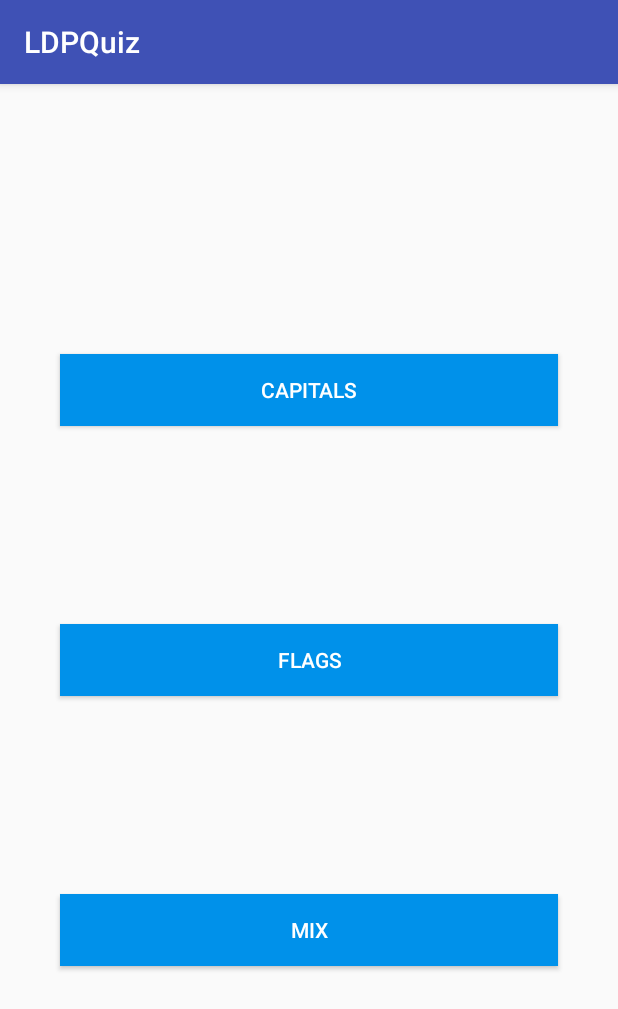
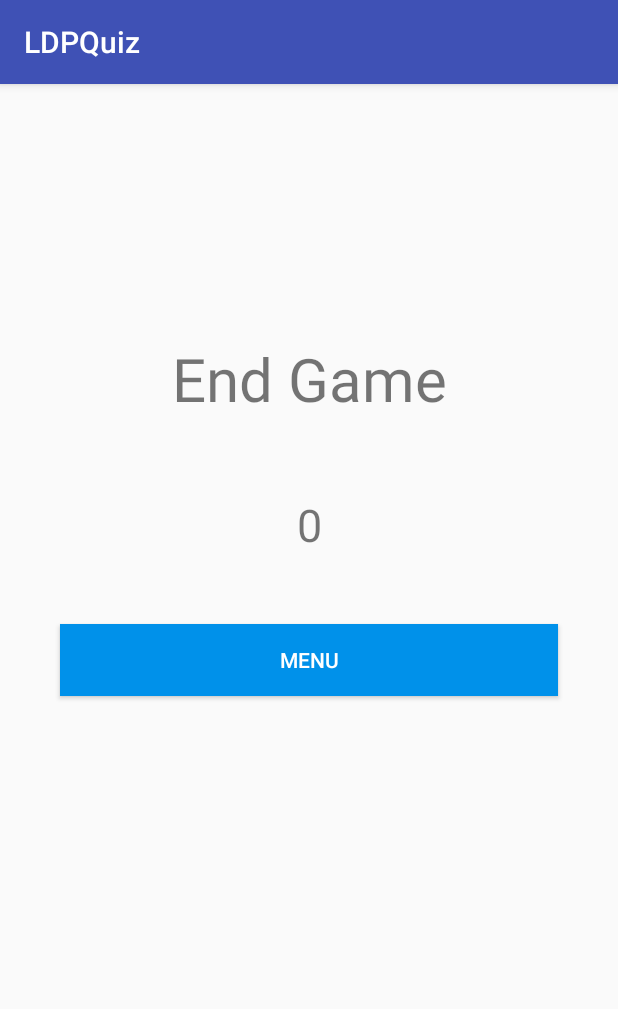
Before and after one commit to tomasvcaldas/URJC-LDM-T1, an Android app: the screen it shows after launch (MenuActivity before the commit, EndGameActivity after it), on a phone screen of 412 x 824 dp. Shown: the top 1009 px of the screen. Run offline under Robolectric (Android 15) with nearby library versions, the light colour scheme and no system bars.

```diff
--- a/app/src/main/AndroidManifest.xml
+++ b/app/src/main/AndroidManifest.xml
@@ -21,6 +21,12 @@
                 <category android:name="android.intent.category.LAUNCHER" />
             </intent-filter>
         </activity>
+        <activity android:name=".EndGameActivity">
+            <intent-filter>
+                <action android:name="android.intent.action.MAIN" />
+                <category android:name="android.intent.category.LAUNCHER" />
+            </intent-filter>
+        </activity>
     </application>
 
 </manifest>
--- /dev/null
+++ b/app/src/main/java/urjc/ldpquiz/EndGameActivity.java
@@ -0,0 +1,13 @@
+package urjc.ldpquiz;
+
+import android.os.Bundle;
+import android.support.annotation.Nullable;
+import android.support.v7.app.AppCompatActivity;
+
+public class EndGameActivity extends AppCompatActivity {
+    @Override
+    protected void onCreate(@Nullable Bundle savedInstanceState) {
+        super.onCreate(savedInstanceState);
+        setContentView(R.layout.end_game);
+    }
+}
--- /dev/null
+++ b/app/src/main/java/urjc/ldpquiz/FlagsActivity.java
@@ -0,0 +1,6 @@
+package urjc.ldpquiz;
+
+import android.support.v7.app.AppCompatActivity;
+
+public class FlagsActivity extends AppCompatActivity {
+}
--- /dev/null
+++ b/app/src/main/res/layout/end_game.xml
@@ -0,0 +1,50 @@
+<?xml version="1.0" encoding="utf-8"?>
+<android.support.constraint.ConstraintLayout xmlns:android="http://schemas.android.com/apk/res/android"
+    xmlns:app="http://schemas.android.com/apk/res-auto"
+    xmlns:tools="http://schemas.android.com/tools"
+    android:layout_width="match_parent"
+    tools:context=".EndGameActivity"
+    android:layout_height="match_parent">
+
+    <TextView
+        android:id="@+id/textView"
+        android:layout_width="wrap_content"
+        android:layout_height="wrap_content"
+        android:layout_marginBottom="50dp"
+        android:text="End Game"
+        android:textSize="40sp"
+        app:layout_constraintBottom_toTopOf="@+id/textView2"
+        app:layout_constraintEnd_toEndOf="parent"
+        app:layout_constraintStart_toStartOf="parent" />
+
+    <TextView
+        android:id="@+id/textView2"
+        android:layout_width="wrap_content"
+        android:layout_height="wrap_content"
+        android:layout_marginBottom="46dp"
+        android:text="0"
+        android:textSize="30sp"
+        app:layout_constraintBottom_toTopOf="@+id/capitals2"
+        app:layout_constraintEnd_toEndOf="parent"
+        app:layout_constraintHorizontal_bias="0.5"
+        app:layout_constraintStart_toStartOf="parent" />
+
+    <Button
+        android:id="@+id/capitals2"
+        android:layout_width="0dp"
+        android:layout_height="wrap_content"
+        android:layout_marginEnd="40dp"
+        android:layout_marginLeft="40dp"
+        android:layout_marginRight="40dp"
+        android:layout_marginStart="40dp"
+        android:layout_marginTop="360dp"
+        android:background="#0091EA"
+        android:padding="8dp"
+        android:text="Menu"
+        android:textColor="#fff"
+        app:layout_constraintEnd_toEndOf="parent"
+        app:layout_constraintHorizontal_bias="0.0"
+        app:layout_constraintStart_toStartOf="parent"
+        app:layout_constraintTop_toTopOf="parent" />
+
+</android.support.constraint.ConstraintLayout>
```
Also changed, not shown: app/src/main/java/urjc/ldpquiz/CapitalsQuestionsAndAnswers.java (renamed from app/src/main/java/urjc/ldpquiz/QuestionsAndAnswes.java, +8 -13 lines), app/src/main/java/urjc/ldpquiz/FlagsQuestionsAndAnswers.java (added, +58 -0 lines), app/src/main/java/urjc/ldpquiz/QuizActivity.java (+7 -5 lines), app/src/main/res/layout/activity_quiz.xml (+32 -19 lines).
